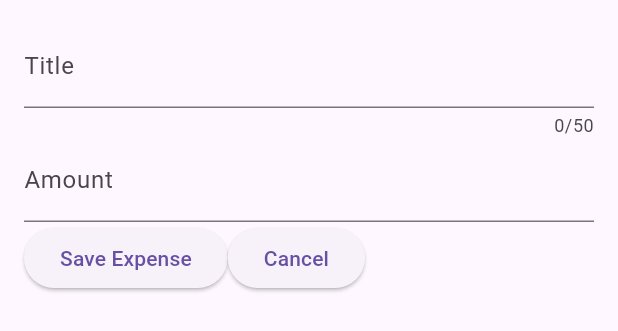
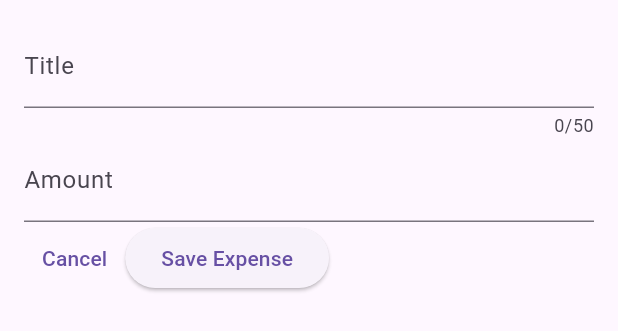
Before and after one commit to Waqas2332/Flutter-Development, a Flutter app: the NewExpense widget shown alone on an empty page, opened directly, on a phone screen of 412 x 824 dp. Shown: the top 331 px of the screen. Run offline on Flutter 3.47's test engine with Material 3 defaults, Android fonts, the phone set to English and light mode, and no system bars; our stand-ins replace google_fonts.

Commit message:
Closing Modal Manually

```diff
--- a/expense_tracker/lib/widgets/new_expense.dart
+++ b/expense_tracker/lib/widgets/new_expense.dart
@@ -44,6 +44,12 @@ class _NewExpense extends State<NewExpense> {
           ),
           Row(
             children: [
+              TextButton(
+                onPressed: () {
+                  Navigator.pop(context);
+                },
+                child: const Text("Cancel"),
+              ),
               ElevatedButton(
                 onPressed: () {
                   print(_titleController.text);
@@ -51,7 +57,6 @@ class _NewExpense extends State<NewExpense> {
                 },
                 child: const Text("Save Expense"),
               ),
-              ElevatedButton(onPressed: () {}, child: const Text("Cancel"))
             ],
           ),
         ],
```
